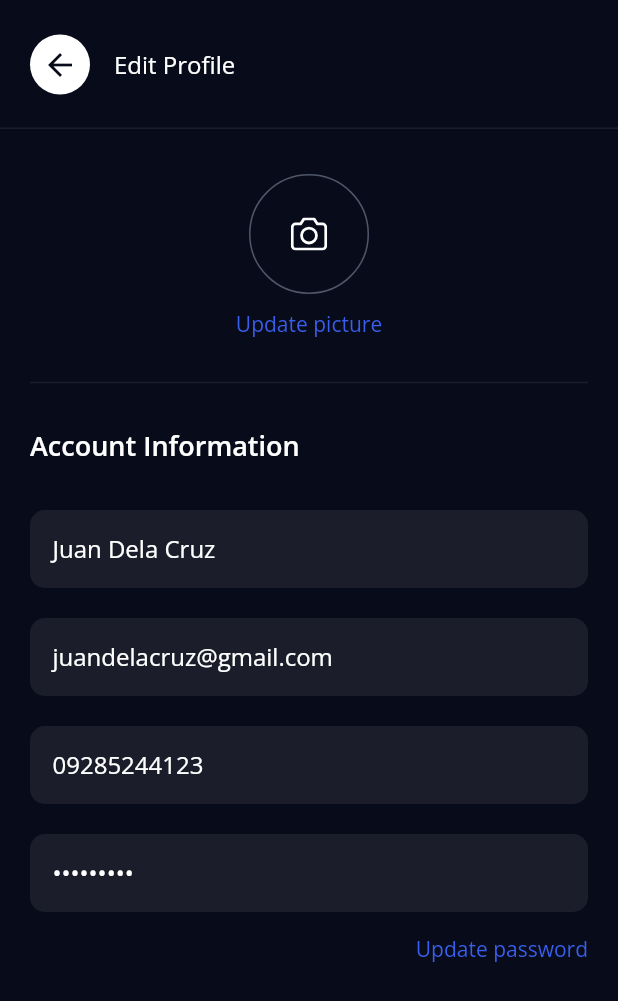
After one commit to conraduouou/nft-ticketing, a Flutter app: the AccountSettings screen opened by its route, on a phone screen of 412 x 824 dp. The commit adds this screen. Shown: the top 1001 px of the screen. Run offline on Flutter 3.47's test engine with Material 2 defaults, Android fonts, the phone set to English and light mode, and no system bars; our stand-ins replace flutter_svg, recase, share_plus.

Commit message:
+1: finish edit account information page

```diff
--- a/lib/components/nft_field.dart
+++ b/lib/components/nft_field.dart
@@ -5,48 +5,50 @@ import 'package:nft_ticketing/constants.dart';
 class NFTField extends StatefulWidget {
   const NFTField({
     Key? key,
-    this.maxLength,
+    this.color,
     this.fontSize,
     this.height,
-    this.width,
+    this.hintColor,
+    this.hintText,
+    this.initialText,
+    this.maxLength,
+    this.padding,
     this.radius,
-    this.color,
-    this.hintColor,
-    this.initialText,
-    this.hintText,
-    this.enabled = true,
-    this.isDigitsOnly = false,
-    this.isObscurable = false,
-    this.isClearable = true,
-    this.padding,
     this.textAlign,
     this.onChanged,
     this.onClear,
     this.onTap,
     this.prefixIcon,
+    this.width,
+    this.enabled = true,
+    this.isClearable = true,
+    this.isDigitsOnly = false,
+    this.isObscurable = false,
     this.requestFocus = false,
+    this.showSuffix = true,
   }) : super(key: key);
 
-  final int? maxLength;
+  final Color? color;
   final double? fontSize;
   final double? height;
+  final Color? hintColor;
+  final String? hintText;
+  final String? initialText;
+  final int? maxLength;
+  final EdgeInsets? padding;
+  final double? radius;
+  final TextAlign? textAlign;
+  final void Function(String)? onChanged;
+  final VoidCallback? onClear;
+  final VoidCallback? onTap;
   final double? width;
-  final double? radius;
-  final Color? color;
-  final Color? hintColor;
-  final String? initialText;
-  final String? hintText;
+
   final bool enabled;
   final bool isDigitsOnly;
   final bool isObscurable;
   final bool isClearable;
-  final EdgeInsets? padding;
-  final TextAlign? textAlign;
-  final void Function(String)? onChanged;
-  final VoidCallback? onClear;
-  final VoidCallback? onTap;
-
   final bool requestFocus;
+  final bool showSuffix;
 
   final Widget? prefixIcon;
 
@@ -152,7 +154,8 @@ class _NFTFieldState extends State<NFTField> {
               maxHeight: 32,
               maxWidth: 60,
             ),
-            suffixIcon: widget.isObscurable
+            suffixIcon: widget.showSuffix
+                ? widget.isObscurable
                     ? GestureDetector(
                         onTap: () {
                           setState(() {
@@ -180,6 +183,7 @@ class _NFTFieldState extends State<NFTField> {
                               color: Colors.white,
                             ),
                           )
+                        : null
                 : null,
           ),
         ),
--- a/lib/routes.dart
+++ b/lib/routes.dart
@@ -1,4 +1,5 @@
 import 'package:flutter/material.dart';
+import 'package:nft_ticketing/screens/dashboard/account_settings/account_settings.dart';
 import 'package:nft_ticketing/screens/dashboard/dashboard_container.dart';
 import 'package:nft_ticketing/screens/dashboard/event_details/event_details.dart';
 import 'package:nft_ticketing/screens/dashboard/events_view/events_view.dart';
@@ -17,6 +18,7 @@ import 'package:nft_ticketing/screens/landing/new_password_page/new_password_pag
 
 class RoutesHandler {
   final Map<String, WidgetBuilder> routes = {
+    AccountSettings.id: (context) => const AccountSettings(),
     CreatePage.id: (context) => const CreatePage(),
     EventsViewPage.comingSoonId: (context) =>
         const EventsViewPage(happeningNow: false),
--- a/lib/screens/dashboard/account_page/components/nft_account_page_banner_and_avatar.dart
+++ b/lib/screens/dashboard/account_page/components/nft_account_page_banner_and_avatar.dart
@@ -1,6 +1,7 @@
 import 'package:flutter/material.dart';
 import 'package:flutter_svg/svg.dart';
 import 'package:nft_ticketing/constants.dart';
+import 'package:nft_ticketing/screens/dashboard/account_settings/account_settings.dart';
 
 class NFTAccountPageBannerAndAvatar extends StatelessWidget {
   const NFTAccountPageBannerAndAvatar({Key? key}) : super(key: key);
@@ -45,9 +46,14 @@ class _NFTAccountPageBanner extends StatelessWidget {
             bottom: 20,
             height: 20,
             width: 20,
-            child: SvgPicture.asset(
-              'assets/icons/ic-settings.svg',
-              color: Colors.white,
+            child: InkWell(
+              highlightColor: Colors.transparent,
+              splashColor: Colors.transparent,
+              onTap: () => Navigator.of(context).pushNamed(AccountSettings.id),
+              child: SvgPicture.asset(
+                'assets/icons/ic-settings.svg',
+                color: Colors.white,
+              ),
             ),
           )
         ],
--- /dev/null
+++ b/lib/screens/dashboard/account_settings/account_settings.dart
@@ -0,0 +1,152 @@
+import 'package:flutter/material.dart';
+import 'package:flutter_svg/svg.dart';
+import 'package:nft_ticketing/components/nft_appbar.dart';
+import 'package:nft_ticketing/components/nft_field.dart';
+import 'package:nft_ticketing/constants.dart';
+import 'package:nft_ticketing/screens/dashboard/account_page/account_page.dart';
+import 'package:nft_ticketing/screens/landing/new_password_page/new_password_page.dart';
+
+class AccountSettings extends StatelessWidget {
+  const AccountSettings({Key? key}) : super(key: key);
+
+  static const id = '${AccountPage.id}/settings';
+
+  @override
+  Widget build(BuildContext context) {
+    return Scaffold(
+      backgroundColor: kDarkBlue,
+      appBar: const NFTAppBar(
+        title: 'Edit Profile',
+        showDivider: true,
+        height: kToolbarHeight + 30,
+      ),
+      body: SingleChildScrollView(
+        child: Padding(
+          padding: const EdgeInsets.symmetric(horizontal: 20),
+          child: Column(
+            crossAxisAlignment: CrossAxisAlignment.stretch,
+            children: [
+              const SizedBox(height: 30),
+              const _NFTAccountSettingsAvatar(),
+              const SizedBox(height: 10),
+              Text(
+                'Update picture',
+                textAlign: TextAlign.center,
+                style: kRegularStyle.copyWith(
+                  color: kPrimaryColor,
+                  fontSize: kRegularSize - 2,
+                ),
+              ),
+              const _NFTAccountSettingsDiv(),
+              const _NFTAccountSettingsInformation(),
+              const SizedBox(height: 40)
+            ],
+          ),
+        ),
+      ),
+    );
+  }
+}
+
+class _NFTAccountSettingsAvatar extends StatelessWidget {
+  const _NFTAccountSettingsAvatar({
+    Key? key,
+  }) : super(key: key);
+
+  @override
+  Widget build(BuildContext context) {
+    return Container(
+      height: 80,
+      width: 80,
+      padding: const EdgeInsets.all(28),
+      decoration: BoxDecoration(
+        shape: BoxShape.circle,
+        border: Border.all(color: kSecondaryColor, width: 1),
+      ),
+      child: SvgPicture.asset(
+        'assets/icons/ic-take-a-picture.svg',
+        color: Colors.white,
+      ),
+    );
+  }
+}
+
+class _NFTAccountSettingsInformation extends StatelessWidget {
+  const _NFTAccountSettingsInformation({
+    Key? key,
+  }) : super(key: key);
+
+  @override
+  Widget build(BuildContext context) {
+    return Column(
+      crossAxisAlignment: CrossAxisAlignment.start,
+      children: [
+        Text(
+          'Account Information',
+          style: kSemiBoldStyle.copyWith(
+            color: Colors.white,
+            fontSize: kRegularSize + 2,
+          ),
+        ),
+        const SizedBox(height: 30),
+        const NFTField(
+          enabled: false,
+          showSuffix: false,
+          initialText: 'Juan Dela Cruz',
+        ),
+        const SizedBox(height: 20),
+        const NFTField(
+          enabled: false,
+          showSuffix: false,
+          initialText: 'juandelacruz@gmail.com',
+        ),
+        const SizedBox(height: 20),
+        const NFTField(
+          enabled: false,
+          showSuffix: false,
+          initialText: '09285244123',
+        ),
+        const SizedBox(height: 20),
+        const NFTField(
+          enabled: false,
+          showSuffix: false,
+          isObscurable: true,
+          initialText: 'something',
+        ),
+        const SizedBox(height: 15),
+        InkWell(
+          highlightColor: Colors.transparent,
+          splashColor: Colors.transparent,
+          onTap: () => Navigator.of(context).pushNamed(NewPasswordPage.id),
+          child: Row(
+            mainAxisAlignment: MainAxisAlignment.end,
+            children: [
+              Text(
+                'Update password',
+                style: kRegularStyle.copyWith(
+                  color: kPrimaryColor,
+                  fontSize: kRegularSize - 2,
+                ),
+              )
+            ],
+          ),
+        )
+      ],
+    );
+  }
+}
+
+class _NFTAccountSettingsDiv extends StatelessWidget {
+  const _NFTAccountSettingsDiv({
+    Key? key,
+  }) : super(key: key);
+
+  @override
+  Widget build(BuildContext context) {
+    return const Divider(
+      color: kSlightlyDarkBlue,
+      height: 60,
+      thickness: 1,
+    );
+  }
+}
```
Lines whose indentation alone changed are shown as unchanged.
